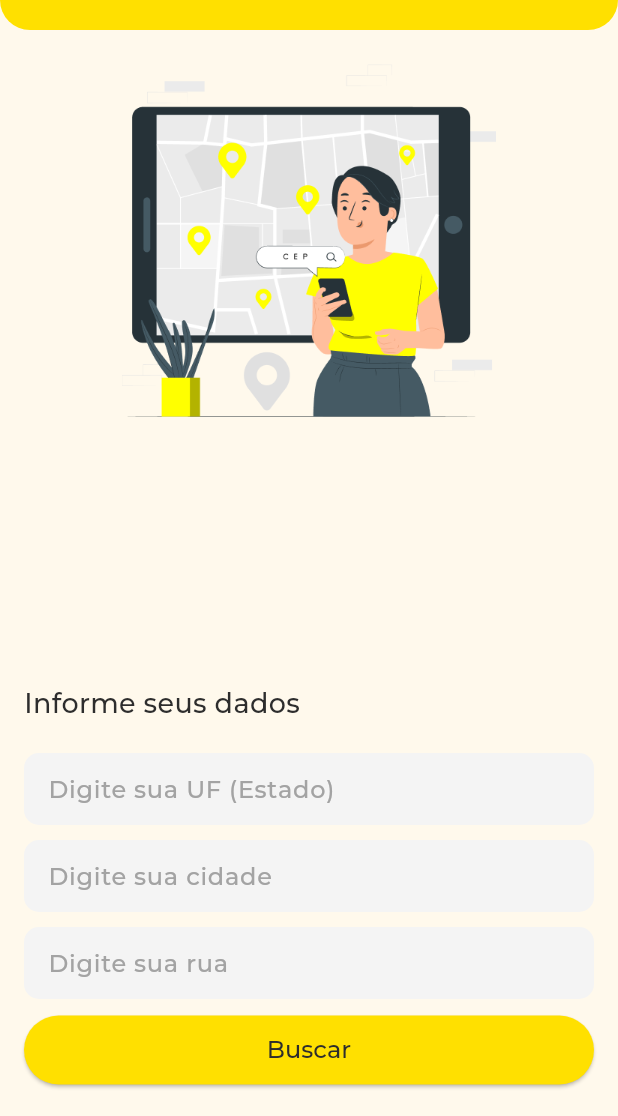
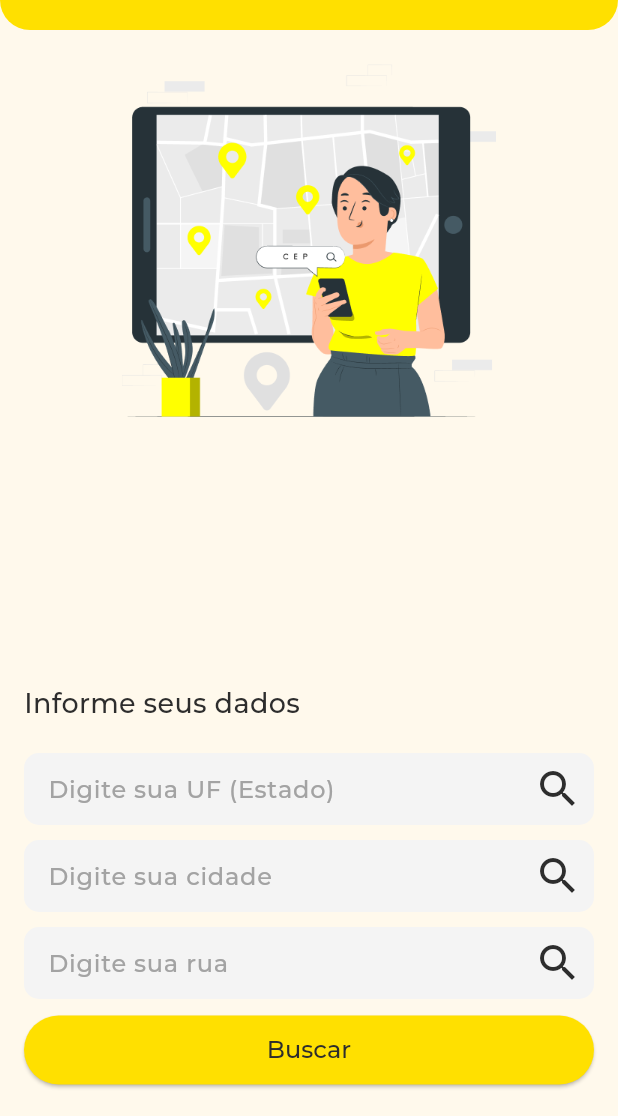
Before and after one commit to yurilima7/Busca-Cep, a Flutter app: the screen it shows after launch, after a tap on "Pesquisa por Endereço", on a phone screen of 412 x 824 dp, the part 120-1236 px from its top. Run offline on Flutter 3.47's test engine with Material 3 defaults, Android fonts, the phone set to English and light mode, and no system bars; our stand-ins replace dio, flutter_mobx, loading_animation_widget, mobx; missing offline and left inert: validatorless; generated files the repository leaves out were written again; project files that could hold a hidden picture were left out.

Commit message:
refactor: Modificando o estilo do input

```diff
--- a/busca_cep/lib/app/core/ui/theme/theme_settings.dart
+++ b/busca_cep/lib/app/core/ui/theme/theme_settings.dart
@@ -14,20 +14,17 @@ class ThemeSettings {
 
   ThemeData get themeSettings => ThemeData(
         useMaterial3: true,
-
         colorScheme: ColorScheme.fromSeed(
           seedColor: ColorsApp.i.primary,
           primary: ColorsApp.i.primary,
           secondary: ColorsApp.i.secundary,
           error: ColorsApp.i.error,
         ),
-
         appBarTheme: AppBarTheme(
           color: ColorsApp.i.primary,
           titleTextStyle: TextApp.i.mainRegular,
           elevation: 0,
         ),
-
         elevatedButtonTheme: ElevatedButtonThemeData(
           style: ElevatedButton.styleFrom(
             foregroundColor: ColorsApp.i.dark,
@@ -36,42 +33,49 @@ class ThemeSettings {
             minimumSize: const Size(double.infinity, 46),
           ),
         ),
-
         cardTheme: CardTheme(
           color: ColorsApp.i.primary,
-      shape: RoundedRectangleBorder(borderRadius: BorderRadius.circular(10)),
+          shape:
+              RoundedRectangleBorder(borderRadius: BorderRadius.circular(10)),
         ),
-
         listTileTheme: ListTileThemeData(
           titleTextStyle: TextApp.i.titleCard,
           subtitleTextStyle: TextApp.i.subtitle,
         ),
-
         inputDecorationTheme: InputDecorationTheme(
           labelStyle: TextApp.i.input,
-      errorStyle: TextApp.i.mainRegular.copyWith(color: ColorsApp.i.error, fontSize: 12,),
+          errorStyle: TextApp.i.mainRegular.copyWith(
+            color: ColorsApp.i.error,
+            fontSize: 12,
+          ),
+          floatingLabelStyle: TextApp.i.input.copyWith(color: ColorsApp.i.dark),
           fillColor: ColorsApp.i.light,
           filled: true,
           isDense: true,
-
           enabledBorder: OutlineInputBorder(
             borderRadius: BorderRadius.circular(10),
             borderSide: BorderSide.none,
           ),
-
           focusedBorder: OutlineInputBorder(
             borderRadius: BorderRadius.circular(10),
-        borderSide: BorderSide(color: ColorsApp.i.secundary, width: 2,),
+            borderSide: BorderSide(
+              color: ColorsApp.i.secundary,
+              width: 2,
             ),
-
+          ),
           errorBorder: OutlineInputBorder(
             borderRadius: BorderRadius.circular(10),
-        borderSide: BorderSide(color: ColorsApp.i.error, width: 2,),
+            borderSide: BorderSide(
+              color: ColorsApp.i.error,
+              width: 2,
             ),
-
+          ),
           focusedErrorBorder: OutlineInputBorder(
             borderRadius: BorderRadius.circular(10),
-        borderSide: BorderSide(color: ColorsApp.i.error, width: 2,),
+            borderSide: BorderSide(
+              color: ColorsApp.i.error,
+              width: 2,
+            ),
           ),
         ),
       );
--- a/busca_cep/lib/app/core/ui/widgets/input.dart
+++ b/busca_cep/lib/app/core/ui/widgets/input.dart
@@ -1,3 +1,4 @@
+import 'package:busca_cep/app/core/ui/styles/colors_app.dart';
 import 'package:flutter/material.dart';
 
 class Input extends StatelessWidget {
@@ -9,6 +10,7 @@ class Input extends StatelessWidget {
   final TextInputType inputType;
   final FocusNode? focus;
   final TextInputAction action;
+  final VoidCallback? onPressed;
 
   const Input({
     super.key,
@@ -20,6 +22,7 @@ class Input extends StatelessWidget {
     required this.inputType,
     this.focus,
     required this.action,
+    this.onPressed,
   });
 
   @override
@@ -32,9 +35,18 @@ class Input extends StatelessWidget {
       focusNode: focus,
       textInputAction: action,
       onTapOutside: (event) => FocusScope.of(context).unfocus(),
+      textCapitalization: TextCapitalization.words,
       decoration: InputDecoration(
         labelText: label,
         hintText: hintText,
+        suffixIconColor: context.colors.dark,
+        suffixIcon: IconButton(
+          onPressed: onPressed,
+          icon: const Icon(
+            Icons.search,
+            size: 32,
+          ),
+        ),
       ),
     );
   }
```
Also changed, not shown: busca_cep/lib/app/screens/home/widgets/cep_search.dart (+3 -17 lines). Lines whose indentation alone changed are shown as unchanged.
